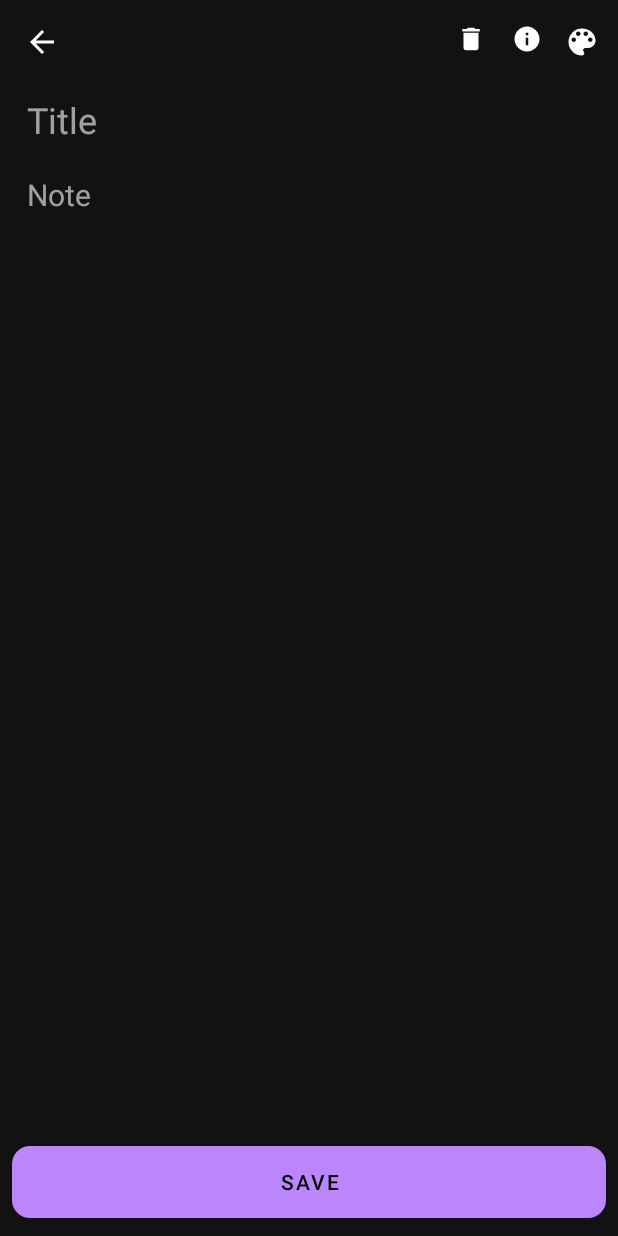
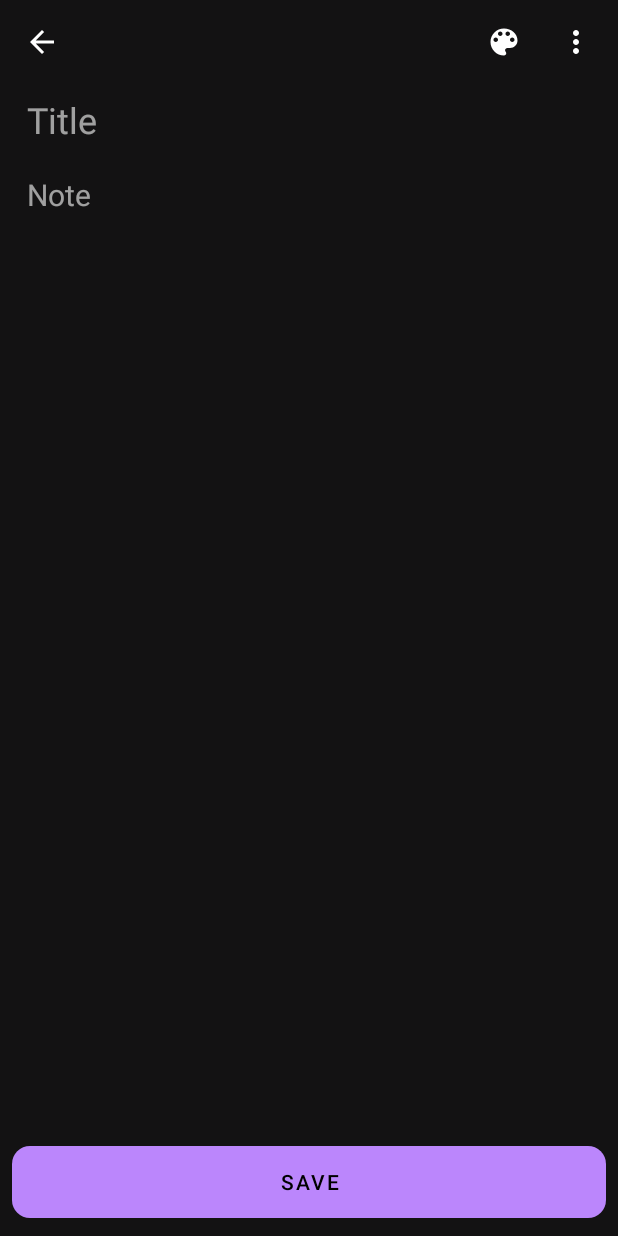
Before and after one commit to jainRishabh29/To-Note, an Android app: the OpenNoteFragment screen opened through its navigation route, on a phone screen of 412 x 824 dp. Run offline under Robolectric (Android 15) with nearby library versions, the phone set to English and light mode, and no system bars; our stand-ins replace Room's generated code; Roboto replaces fonts that are not available here.

Commit message:
OpenNoteFragment menu added in toolbar

```diff
--- a/app/build.gradle
+++ b/app/build.gradle
@@ -2,6 +2,7 @@ plugins {
     id 'com.android.application'
     id 'kotlin-android'
     id 'kotlin-kapt'
+    id 'com.google.android.gms.oss-licenses-plugin'
 }
 
 android {
@@ -61,6 +62,8 @@ dependencies {
     //passwordLibrary
     implementation 'com.hanks:passcodeview:0.1.2'
 
+    implementation("com.google.android.gms:play-services-oss-licenses:17.0.0")
+
 
     implementation "androidx.lifecycle:lifecycle-viewmodel-ktx:2.3.1"
 }
--- a/app/src/main/java/com/example/tonote/fragments/OpenNoteFragment.kt
+++ b/app/src/main/java/com/example/tonote/fragments/OpenNoteFragment.kt
@@ -21,6 +21,7 @@ import com.example.tonote.R
 import com.example.tonote.adapter.ColorListAdapter
 import com.example.tonote.database.Notes
 import com.example.tonote.databinding.FragmentOpenNoteBinding
+import com.example.tonote.util.LocalKeyStorage
 import com.example.tonote.viewModel.MainViewModel
 import com.google.android.material.bottomsheet.BottomSheetDialog
 import com.google.android.material.floatingactionbutton.ExtendedFloatingActionButton
@@ -36,6 +37,7 @@ class OpenNoteFragment : Fragment() , ColorListAdapter.IColorListAdapter{
     var idOfNote: Int = 0
     private lateinit var dateCreated : String
     var isNoteHidden : Boolean = false
+    lateinit var localKeyStorage: LocalKeyStorage
 
     override fun onCreateView(
         inflater: LayoutInflater, container: ViewGroup?,
@@ -44,8 +46,12 @@ class OpenNoteFragment : Fragment() , ColorListAdapter.IColorListAdapter{
         // Inflate the layout for this fragment
         _binding = FragmentOpenNoteBinding.inflate(inflater, container, false)
         val view = binding.root
+        localKeyStorage = LocalKeyStorage(requireContext())
         viewModel = ViewModelProvider(this).get(MainViewModel::class.java)
         val contentOfNote = arguments?.getStringArrayList("Content")
+        binding.toolbar.inflateMenu(R.menu.menu_open_fragment)
+        binding.toolbar.overflowIcon = resources.getDrawable(R.drawable.ic_baseline_more_vert_24)
+
         if(!contentOfNote.isNullOrEmpty()) {
             binding.title.setText(contentOfNote[0])
             binding.desc.setText(contentOfNote[1])
@@ -55,7 +61,34 @@ class OpenNoteFragment : Fragment() , ColorListAdapter.IColorListAdapter{
             binding.dateEdited.text = contentOfNote[4]
             dateCreated = contentOfNote[5]
             isNoteHidden = contentOfNote[6].toBoolean()
+            binding.toolbar.menu.getItem(2).isChecked = contentOfNote[6].toBoolean()
+
         }
+
+        binding.toolbar.setOnMenuItemClickListener {
+            when (it.itemId) {
+                R.id.isHidden -> {
+                    if(localKeyStorage.getValue(LocalKeyStorage.passcode)!=0) {
+                        it.isChecked = !it.isChecked
+                        isNoteHidden = !isNoteHidden
+                    }else{
+                        // tell the user to set the password
+                        Toast.makeText(context,"Coming Soon..",Toast.LENGTH_SHORT).show()
+                    }
+                    true
+                }
+                R.id.details ->{
+                    // open popup for details
+                    true
+                }
+                R.id.delete -> {
+                    // delete this note
+                    true
+                }
+                else -> true
+            }
+        }
+
         binding.saveButton.setOnClickListener {
 
             val colorOfNote = binding.parentView.background as Drawable
--- a/app/src/main/java/com/example/tonote/view/MainActivity.kt
+++ b/app/src/main/java/com/example/tonote/view/MainActivity.kt
@@ -16,6 +16,7 @@ import androidx.navigation.NavController
 import androidx.navigation.fragment.NavHostFragment
 import com.example.tonote.R
 import com.example.tonote.util.LocalKeyStorage
+import com.google.android.gms.oss.licenses.OssLicensesMenuActivity
 import com.google.android.material.navigation.NavigationView
 
 class MainActivity : AppCompatActivity() {
@@ -70,6 +71,10 @@ class MainActivity : AppCompatActivity() {
                     Log.d("batao" , "clicked5")
                     true
                 }
+//                R.id.license -> {
+//                    startActivity(Intent(this, OssLicensesMenuActivity::class.java))
+//                    true
+//                }
                 else -> true
             }
         }
--- /dev/null
+++ b/app/src/main/res/drawable/ic_twotone_feed_24.xml
@@ -0,0 +1,8 @@
+<vector android:autoMirrored="true" android:height="24dp"
+    android:tint="#FFFFFF" android:viewportHeight="24"
+    android:viewportWidth="24" android:width="24dp" xmlns:android="http://schemas.android.com/apk/res/android">
+    <path android:fillAlpha="0.3"
+        android:fillColor="@android:color/white"
+        android:pathData="M15,5H5v14h14V9h-4V5zM7,7h5v2H7V7zM17,17H7v-2h10V17zM17,11v2H7v-2H17z" android:strokeAlpha="0.3"/>
+    <path android:fillColor="@android:color/white" android:pathData="M7,13h10v-2H7V13zM7,17h10v-2H7V17zM16,3H5C3.9,3 3,3.9 3,5v14c0,1.1 0.9,2 2,2h14c1.1,0 2,-0.9 2,-2V8L16,3zM19,19H5V5h10v4h4V19zM12,7H7v2h5V7z"/>
+</vector>
--- a/app/src/main/res/layout/fragment_open_note.xml
+++ b/app/src/main/res/layout/fragment_open_note.xml
@@ -44,29 +44,29 @@
                 android:layout_height="wrap_content"
                 android:layout_gravity="end">
 
-            <ImageView
-                android:id="@+id/icdelete"
-                android:layout_width="25dp"
-                android:layout_height="20dp"
-                android:layout_marginEnd="12dp"
-                android:shadowColor="@color/white"
-                android:src="@drawable/ic_baseline_delete_24" />
+<!--            <ImageView-->
+<!--                android:id="@+id/icdelete"-->
+<!--                android:layout_width="25dp"-->
+<!--                android:layout_height="20dp"-->
+<!--                android:layout_marginEnd="12dp"-->
+<!--                android:shadowColor="@color/white"-->
+<!--                android:src="@drawable/ic_baseline_delete_24" />-->
 
-            <ImageView
-                android:id="@+id/icinfo"
-                android:layout_width="25dp"
-                android:layout_height="20dp"
-                android:layout_gravity="end"
-                android:layout_marginEnd="12dp"
-                android:shadowColor="@color/white"
-                android:src="@drawable/ic_baseline_info_24" />
+<!--            <ImageView-->
+<!--                android:id="@+id/icinfo"-->
+<!--                android:layout_width="25dp"-->
+<!--                android:layout_height="20dp"-->
+<!--                android:layout_gravity="end"-->
+<!--                android:layout_marginEnd="12dp"-->
+<!--                android:shadowColor="@color/white"-->
+<!--                android:src="@drawable/ic_baseline_info_24" />-->
 
             <ImageView
                 android:id="@+id/colorPaletteIcon"
                 android:layout_width="wrap_content"
                 android:layout_height="wrap_content"
                 android:layout_gravity="end"
-                android:layout_marginEnd="12dp"
+                android:layout_marginEnd="8dp"
                 android:src="@drawable/ic_baseline_color_lens_24"
                 />
 
--- /dev/null
+++ b/app/src/main/res/menu/menu_open_fragment.xml
@@ -0,0 +1,23 @@
+<?xml version="1.0" encoding="utf-8"?>
+<menu xmlns:android="http://schemas.android.com/apk/res/android"
+    xmlns:app="http://schemas.android.com/apk/res-auto">
+
+    <group android:id="@+id/grp1">
+        <item
+            android:id="@+id/details"
+            android:title="Details"
+            app:showAsAction="never" />
+
+        <item
+            android:id="@+id/delete"
+            android:title="Delete Note"
+            app:showAsAction="never" />
+
+        <item
+            android:id="@+id/isHidden"
+            android:title="Hide Note"
+            android:checkable="true"
+            app:showAsAction="never" />
+    </group>
+
+</menu>
--- a/app/src/main/res/menu/sidemenu.xml
+++ b/app/src/main/res/menu/sidemenu.xml
@@ -32,7 +32,16 @@
             android:title="About Us"
             app:showAsAction="never" />
     </group>
-    <group android:id="@+id/grp5">
+
+<!--    <group android:id="@+id/grp5">-->
+<!--        <item-->
+<!--            android:id="@+id/license"-->
+<!--            android:icon="@drawable/ic_twotone_feed_24"-->
+<!--            android:title="License"-->
+<!--            app:showAsAction="never" />-->
+<!--    </group>-->
+
+    <group android:id="@+id/grp6">
         <item
             android:id="@+id/help"
             android:icon="@drawable/ic_baseline_help_24"
--- a/build.gradle
+++ b/build.gradle
@@ -7,6 +7,7 @@ buildscript {
     dependencies {
         classpath "com.android.tools.build:gradle:7.0.3"
         classpath "org.jetbrains.kotlin:kotlin-gradle-plugin:1.5.30"
+        classpath 'com.google.android.gms:oss-licenses-plugin:0.10.4'
 
         // NOTE: Do not place your application dependencies here; they belong
         // in the individual module build.gradle files
```
